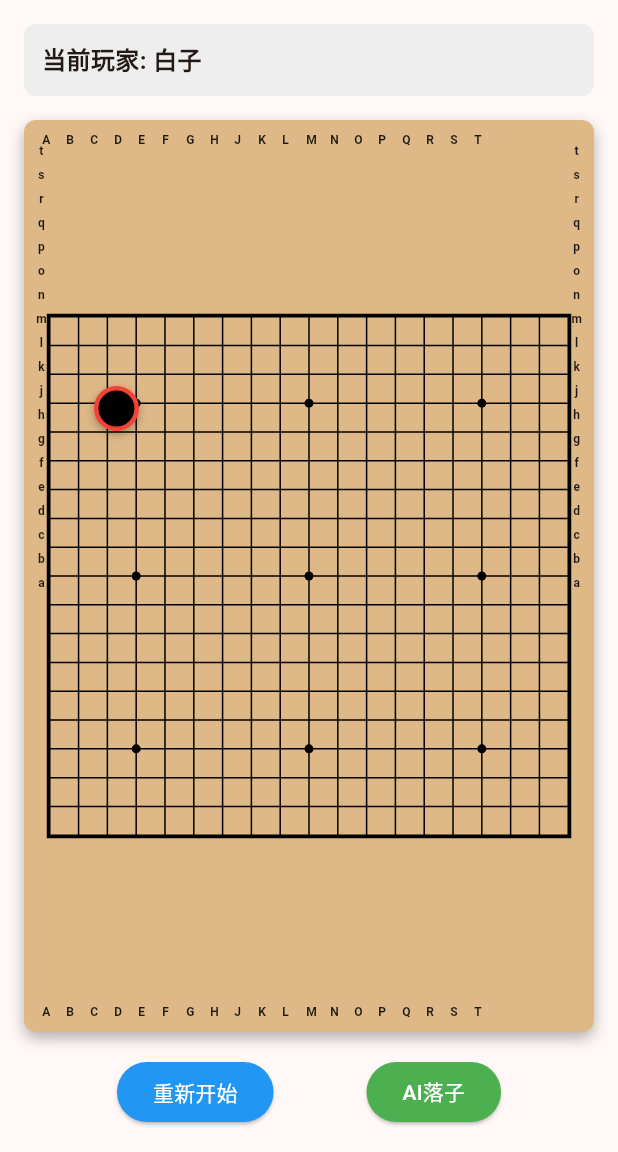
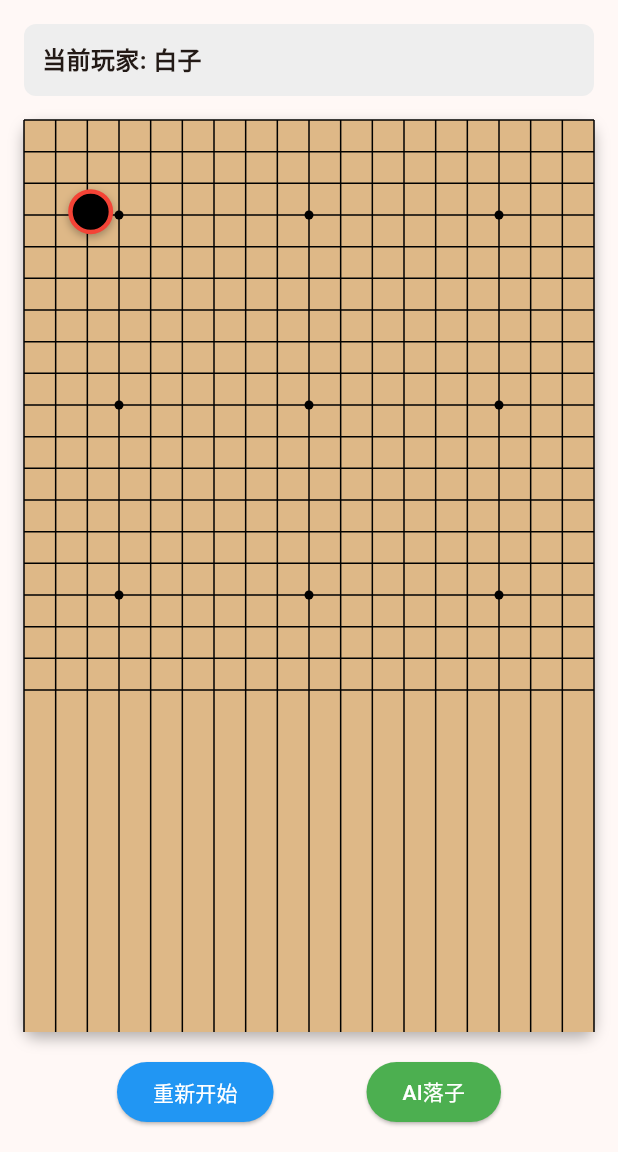
Before and after one commit to chenqi2013/rwkv_go, a Flutter app: the screen it shows after launch, after a tap on "AI落子", on a phone screen of 412 x 824 dp, the part 84-1236 px from its top. Run offline on Flutter 3.47's test engine with Material 3 defaults, Android fonts, the phone set to English and light mode, and no system bars; our stand-ins replace get.

Commit message:
19*19 棋谱

```diff
--- a/lib/widgets/go_board.dart
+++ b/lib/widgets/go_board.dart
@@ -16,7 +16,7 @@ class GoBoard extends StatelessWidget {
           // 游戏信息
           Obx(() => _buildGameInfo()),
           const SizedBox(height: 16),
-          // 棋盘 - 使用Expanded让棋盘适应剩余空间
+          // 棋盘
           Expanded(child: _buildBoard()),
           const SizedBox(height: 16),
           // 控制按钮
@@ -67,169 +67,20 @@ class GoBoard extends StatelessWidget {
           ),
         ],
       ),
-      child: Padding(
-        padding: const EdgeInsets.all(8.0), // 减少内边距
-        child: Column(
-          children: [
-            // 顶部坐标标签
-            _buildTopCoordinates(),
-            // 棋盘主体 - 使用Expanded让棋盘网格适应剩余空间
-            Expanded(
-              child: Row(
-                children: [
-                  // 左侧坐标标签
-                  _buildLeftCoordinates(),
-                  // 棋盘网格
-                  Expanded(child: _buildBoardGrid()),
-                  // 右侧坐标标签
-                  _buildRightCoordinates(),
-                ],
-              ),
-            ),
-            // 底部坐标标签
-            _buildBottomCoordinates(),
-          ],
-        ),
-      ),
-    );
-  }
-
-  Widget _buildTopCoordinates() {
-    return Row(
-      children: [
-        const SizedBox(width: 8),
-        ...List.generate(
-          19,
-          (index) => SizedBox(
-            width: 16, // 设置宽度
-            child: Align(
-              alignment: Alignment.centerLeft,
-              child: Transform.translate(
-                offset: const Offset(-4, 0),
-                child: Text(
-                  controller.getUpperCoordinateLabel(index),
-                  style: const TextStyle(
-                    fontSize: 8,
-                    fontWeight: FontWeight.bold,
-                    color: Colors.black87,
-                  ),
-                ),
-              ),
-            ),
-          ),
-        ),
-        const SizedBox(width: 8),
-      ],
-    );
-  }
-
-  Widget _buildBottomCoordinates() {
-    return Row(
-      children: [
-        const SizedBox(width: 8),
-        ...List.generate(
-          19,
-          (index) => SizedBox(
-            width: 16, // 设置宽度
-            child: Align(
-              alignment: Alignment.centerLeft,
-              child: Transform.translate(
-                offset: const Offset(-4, 0),
-                child: Text(
-                  controller.getUpperCoordinateLabel(index),
-                  style: const TextStyle(
-                    fontSize: 8,
-                    fontWeight: FontWeight.bold,
-                    color: Colors.black87,
-                  ),
-                ),
-              ),
-            ),
-          ),
-        ),
-        const SizedBox(width: 8),
-      ],
-    );
-  }
-
-  Widget _buildLeftCoordinates() {
-    return Column(
-      children: List.generate(
-        19,
-        (index) => SizedBox(
-          height: 16, // 设置高度
-          child: Align(
-            alignment: Alignment.topCenter,
-            child: Transform.translate(
-              offset: const Offset(0, -4),
-              child: Text(
-                controller.getCoordinateLabel(18 - index),
-                style: const TextStyle(
-                  fontSize: 8,
-                  fontWeight: FontWeight.bold,
-                  color: Colors.black87,
-                ),
-              ),
-            ),
-          ),
-        ),
-      ),
-    );
-  }
-
-  Widget _buildRightCoordinates() {
-    return Column(
-      children: List.generate(
-        19,
-        (index) => SizedBox(
-          height: 16, // 设置高度
-          child: Align(
-            alignment: Alignment.topCenter,
-            child: Transform.translate(
-              offset: const Offset(0, -4),
-              child: Text(
-                controller.getCoordinateLabel(18 - index),
-                style: const TextStyle(
-                  fontSize: 8,
-                  fontWeight: FontWeight.bold,
-                  color: Colors.black87,
-                ),
-              ),
-            ),
-          ),
-        ),
-      ),
-    );
-  }
-
-  Widget _buildBoardGrid() {
-    return Container(
-      decoration: BoxDecoration(
-        color: const Color(0xFFDEB887),
-        border: Border.all(color: Colors.black, width: 2),
-      ),
       child: AspectRatio(
         aspectRatio: 1.0,
         child: Stack(
           children: [
-            // 棋盘网格线
-            _buildGridLines(),
-            // 星位点
-            _buildStarPoints(),
+            // 棋盘背景
+            Container(color: const Color(0xFFDEB887)),
+            // 网格线
+            CustomPaint(painter: GoBoardPainter(), size: Size.infinite),
             // 棋子
             Obx(() => _buildStones()),
           ],
         ),
       ),
     );
-  }
-
-  Widget _buildGridLines() {
-    return CustomPaint(painter: GridPainter(), size: Size.infinite);
-  }
-
-  Widget _buildStarPoints() {
-    return CustomPaint(painter: StarPointsPainter(), size: Size.infinite);
   }
 
   Widget _buildStones() {
@@ -242,14 +93,9 @@ class GoBoard extends StatelessWidget {
   }
 
   Widget _buildStone(int row, int col) {
-    // 计算棋子在交叉点上的位置
-    double cellSize = 100.0 / 18; // 每个格子的大小
-    double left = col * cellSize - 15; // 15是棋子半径
-    double top = row * cellSize - 15;
-
     return Positioned(
-      left: left,
-      top: top,
+      left: col * (1.0 / 18) * 100 - 15,
+      top: row * (1.0 / 18) * 100 - 15,
       child: GestureDetector(
         onTap: () => _onStoneTap(row, col),
         child: Container(
@@ -319,8 +165,8 @@ class GoBoard extends StatelessWidget {
   }
 }
 
-// 网格线绘制器
-class GridPainter extends CustomPainter {
+// 围棋棋盘绘制器
+class GoBoardPainter extends CustomPainter {
   @override
   void paint(Canvas canvas, Size size) {
     Paint paint = Paint()
@@ -347,21 +193,12 @@ class GridPainter extends CustomPainter {
         paint,
       );
     }
-  }
 
-  @override
-  bool shouldRepaint(covariant CustomPainter oldDelegate) => false;
-}
-
-// 星位点绘制器
-class StarPointsPainter extends CustomPainter {
-  @override
-  void paint(Canvas canvas, Size size) {
-    Paint paint = Paint()
+    // 绘制星位点
+    Paint starPaint = Paint()
       ..color = Colors.black
       ..style = PaintingStyle.fill;
 
-    double cellSize = size.width / 18;
     double starRadius = 3.0;
 
     // 星位点位置（3,3), (3,9), (3,15), (9,3), (9,9), (9,15), (15,3), (15,9), (15,15)
@@ -381,7 +218,7 @@ class StarPointsPainter extends CustomPainter {
       canvas.drawCircle(
         Offset(point[1] * cellSize, point[0] * cellSize),
         starRadius,
-        paint,
+        starPaint,
       );
     }
   }
```
